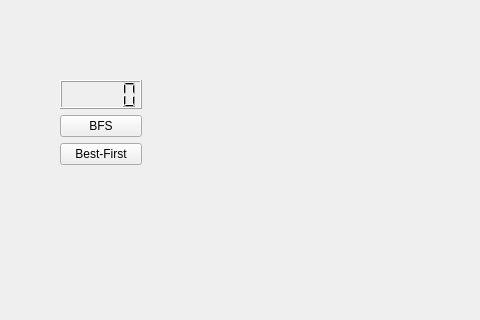
Qt form mainwindow.ui (Dimitil/VKR) before a commit; both pictures show x 0 to 480 and y 0 to 320 of the 800 by 600 pixel window.
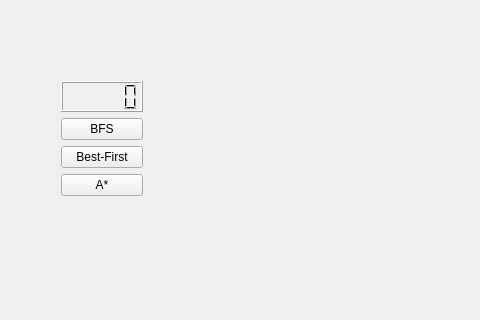
The same form after that commit. Custom widgets are drawn as their Qt base class.

Patch:
```diff
--- a/mainwindow.ui
+++ b/mainwindow.ui
@@ -27,10 +27,10 @@
    <widget class="QWidget" name="">
     <property name="geometry">
      <rect>
-      <x>60</x>
-      <y>80</y>
+      <x>61</x>
+      <y>81</y>
       <width>82</width>
-      <height>85</height>
+      <height>115</height>
      </rect>
     </property>
     <layout class="QVBoxLayout" name="verticalLayout">
@@ -51,6 +51,13 @@
        </property>
       </widget>
      </item>
+     <item>
+      <widget class="QPushButton" name="aStarPushButton">
+       <property name="text">
+        <string>A*</string>
+       </property>
+      </widget>
+     </item>
     </layout>
    </widget>
   </widget>
```
